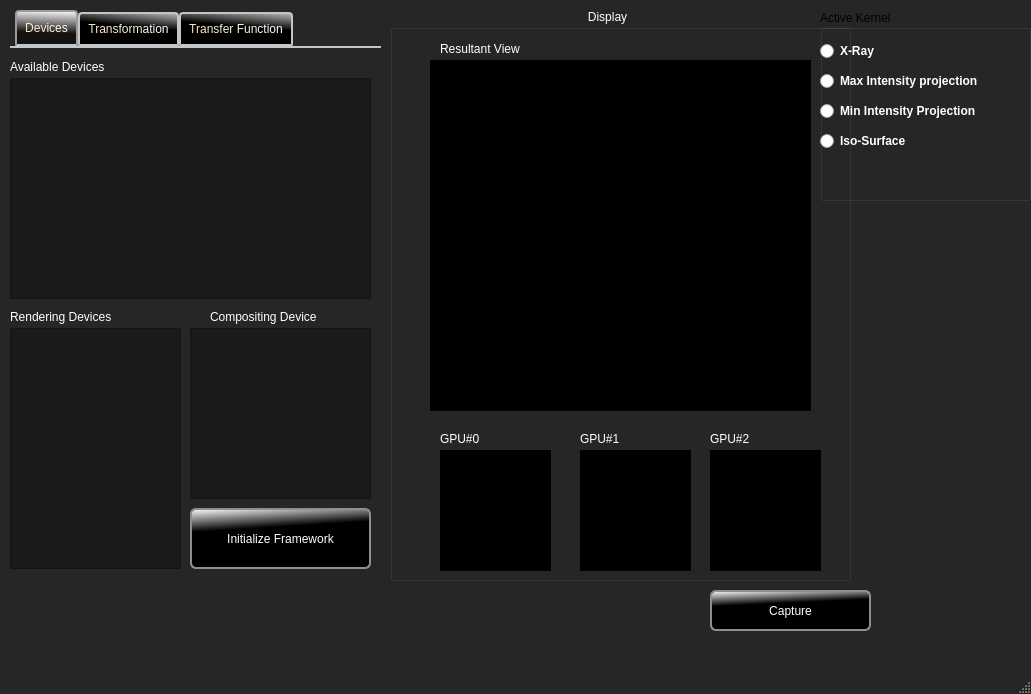
The window that src/apps/release/RenderingWindow_Gui.ui (EslamAdel/OpenCLParallelRendering) describes before a commit, drawn with Qt 5.
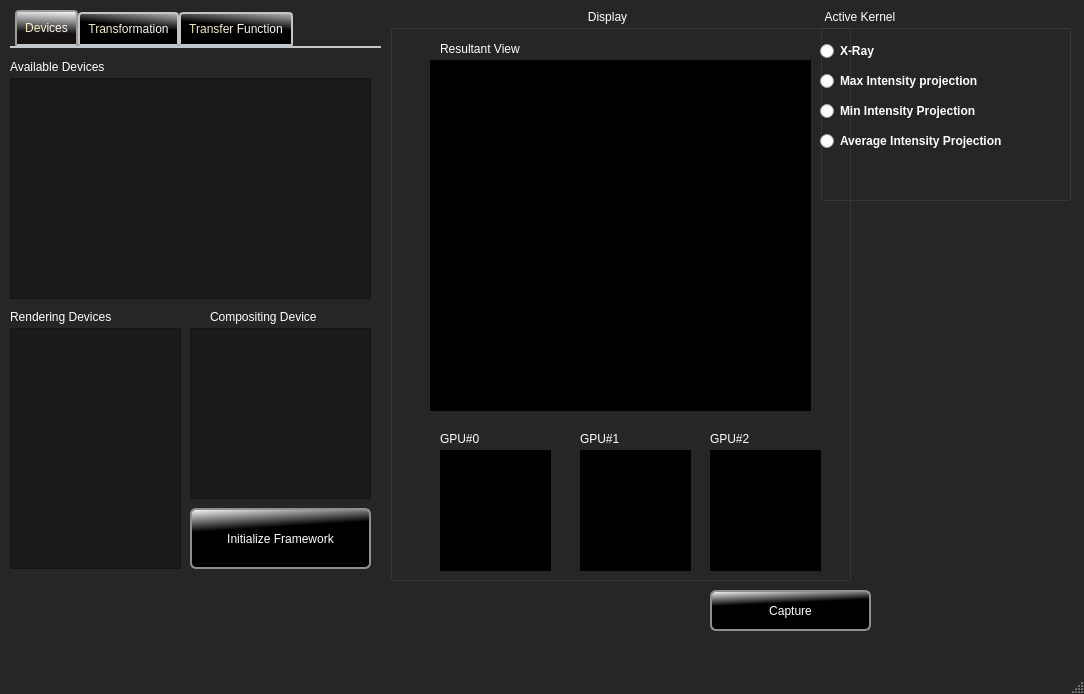
The same window after the commit. Custom widgets are drawn as their Qt base class.

Commit message: Adding Average Intensity Projection

The edit to the form file:
```diff
--- a/src/apps/release/RenderingWindow_Gui.ui
+++ b/src/apps/release/RenderingWindow_Gui.ui
@@ -6,7 +6,7 @@
    <rect>
     <x>0</x>
     <y>0</y>
-    <width>1031</width>
+    <width>1084</width>
     <height>694</height>
    </rect>
   </property>
@@ -2480,10 +2480,26 @@
      <rect>
       <x>820</x>
       <y>10</y>
-      <width>211</width>
+      <width>251</width>
       <height>191</height>
      </rect>
     </property>
+    <property name="styleSheet">
+     <string notr="true">QRadioButton::indicator::checked {
+   color:#fff; 
+}
+
+QRadioButton::indicator::unchecked {
+   color :green ; 
+}
+
+QGroupBox::title{
+padding:0 3px;
+color:#fff;
+font:bold;
+}
+</string>
+    </property>
     <property name="title">
      <string>Active Kernel</string>
     </property>
@@ -2505,12 +2521,12 @@
       <rect>
        <x>0</x>
        <y>120</y>
-       <width>206</width>
+       <width>241</width>
        <height>22</height>
       </rect>
      </property>
      <property name="text">
-      <string>Iso-Surface</string>
+      <string>Average Intensity Projection</string>
      </property>
     </widget>
     <widget class="QRadioButton" name="xrayButton">
```
Left out of the diff: 4 changed lines with no effect on the pictures. The commit also changes 11 other files.
